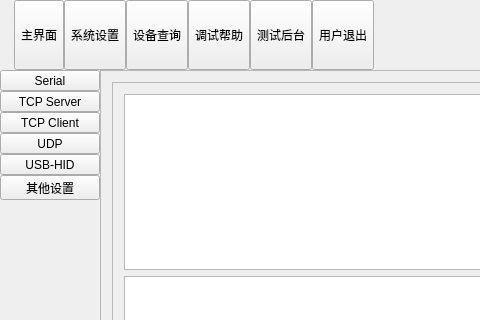
This is framemain.ui in flyghost/creekwater as Qt 5 draws it before an edit; both pictures show x 0 to 480 and y 0 to 320 of the 1094 by 781 pixel window. The edited form follows.
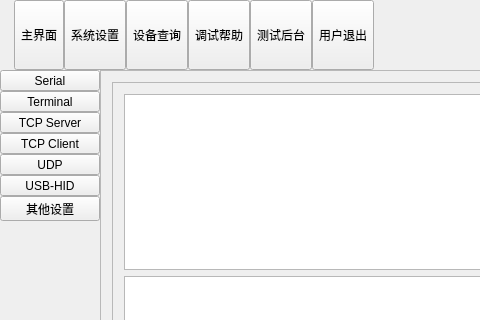
This is the edited form. The open tabs and pages were chosen to show the change. Icons and pictures are not drawn. Custom widgets are drawn as their Qt base class.

The edit to the form file:
```diff
--- a/framemain.ui
+++ b/framemain.ui
@@ -2380,7 +2380,20 @@
            </widget>
           </item>
           <item>
-           <widget class="QToolButton" name="tbtnTest2">
+           <widget class="QToolButton" name="backstageLeftBtnTeminal">
+            <property name="sizePolicy">
+             <sizepolicy hsizetype="Expanding" vsizetype="Fixed">
+              <horstretch>0</horstretch>
+              <verstretch>0</verstretch>
+             </sizepolicy>
+            </property>
+            <property name="text">
+             <string>Terminal</string>
+            </property>
+           </widget>
+          </item>
+          <item>
+           <widget class="QToolButton" name="backstageLeftBtnTcpServer">
             <property name="sizePolicy">
              <sizepolicy hsizetype="Expanding" vsizetype="Fixed">
               <horstretch>0</horstretch>
```
Left out of the diff: 16 changed lines with no effect on the pictures.
